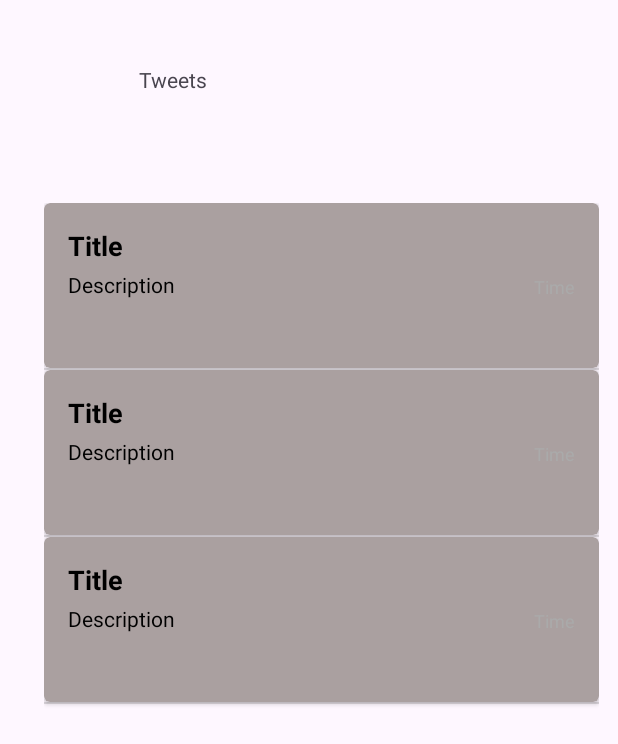
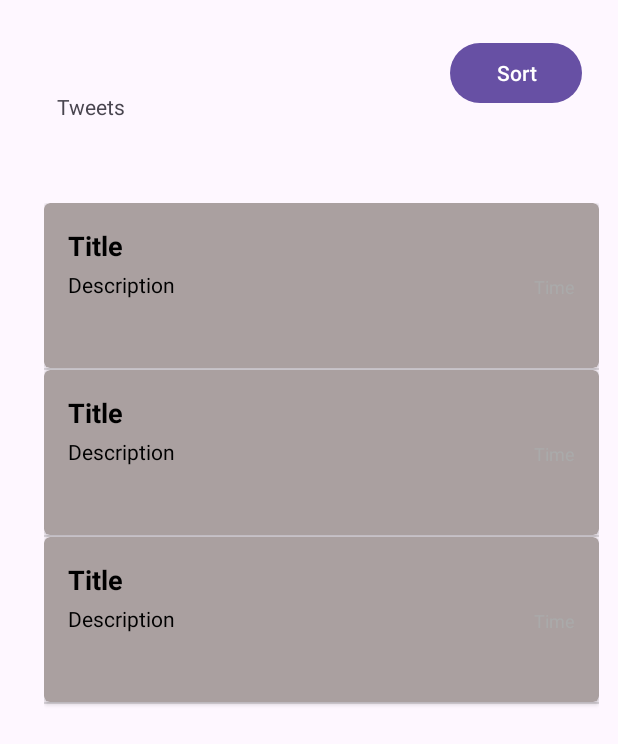
Before and after one commit to ichiragkumar/Twitter-cloneApp, an Android app: the layout activity_tweets_page.xml on its own in the app's theme, with its tools: preview values and no code run, on a phone screen of 412 x 824 dp. Shown: the top 744 px of the screen. Run offline under Robolectric (Android 15) with nearby library versions, the phone set to English and light mode, and no system bars.

Commit message:
now trying to ad sorting method

```diff
--- a/app/src/main/res/layout/activity_tweets_page.xml
+++ b/app/src/main/res/layout/activity_tweets_page.xml
@@ -7,6 +7,18 @@
     android:layout_marginLeft="8dp"
     android:layout_marginRight="8dp"
     tools:context=".TweetsPage">
+
+    <Button
+        android:id="@+id/sortButton"
+        android:layout_width="wrap_content"
+        android:layout_height="wrap_content"
+        android:text="Sort"
+        app:layout_constraintBottom_toBottomOf="parent"
+        app:layout_constraintEnd_toEndOf="parent"
+        app:layout_constraintHorizontal_bias="0.947"
+        app:layout_constraintStart_toStartOf="parent"
+        app:layout_constraintTop_toTopOf="parent"
+        app:layout_constraintVertical_bias="0.032" />
 
     <ListView
         android:id="@+id/listView"
@@ -22,6 +34,7 @@
         app:layout_constraintEnd_toEndOf="parent"
         app:layout_constraintStart_toStartOf="parent"
         app:layout_constraintTop_toTopOf="parent"
+        app:layout_constraintTop_toBottomOf="@+id/sortButton"
         tools:listitem="@layout/eachitem" />
 
     <TextView
@@ -31,10 +44,10 @@
         android:text="Tweets"
         app:layout_constraintBottom_toTopOf="@+id/listView"
         app:layout_constraintEnd_toEndOf="parent"
-        app:layout_constraintHorizontal_bias="0.47"
+        app:layout_constraintHorizontal_bias="0.166"
         app:layout_constraintStart_toStartOf="parent"
         app:layout_constraintTop_toTopOf="parent"
-        app:layout_constraintVertical_bias="0.447" />
+        app:layout_constraintVertical_bias="0.627" />
 
 
 </androidx.constraintlayout.widget.ConstraintLayout>
```
Also changed, not shown: app/src/main/java/com/example/opentweet/AddTweets.kt (+14 -2 lines), app/src/main/java/com/example/opentweet/TweetDataClass.kt (+5 -2 lines), app/src/main/java/com/example/opentweet/TweetsPage.kt (+27 -7 lines), app/src/main/res/layout/activity_add_tweets.xml (+20 -2 lines).
